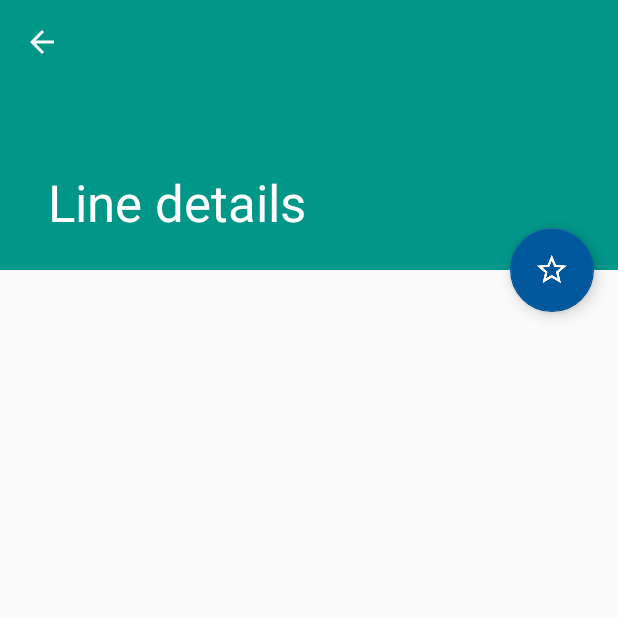
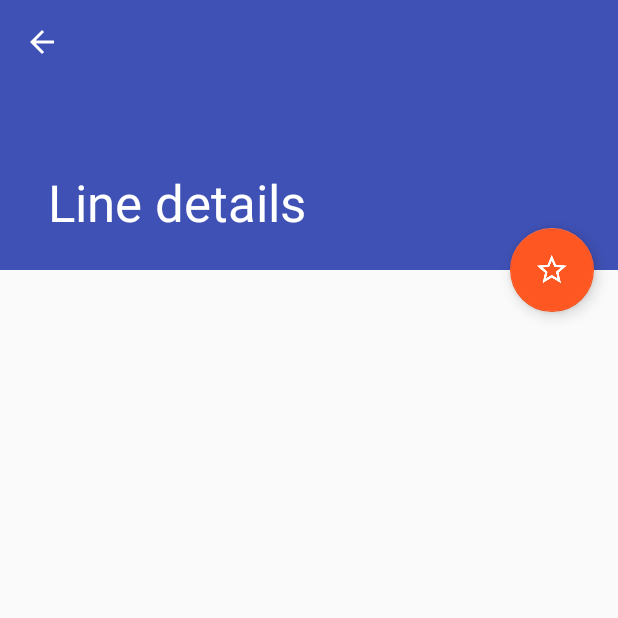
Before and after one commit to V4Hack2017/android, an Android app: the LineActivity screen opened directly, with no data from a screen before it, on a phone screen of 412 x 824 dp, the top half of it. Run offline under Robolectric (Android 15) with nearby library versions, the phone set to English and light mode, and no system bars; our stand-ins replace ButterKnife; 1 statement that could not run was skipped.

Commit message:
Changed color scheme;

```diff
--- a/app/src/main/res/values/colors.xml
+++ b/app/src/main/res/values/colors.xml
@@ -1,6 +1,6 @@
 <?xml version="1.0" encoding="utf-8"?>
 <resources>
-    <color name="colorPrimary">#009688</color>
-    <color name="colorPrimaryDark">#00796B</color>
-    <color name="colorAccent">#01579B</color>
+    <color name="colorPrimary">#3F51B5</color>
+    <color name="colorPrimaryDark">#303F9F</color>
+    <color name="colorAccent">#FF5722</color>
 </resources>
```
